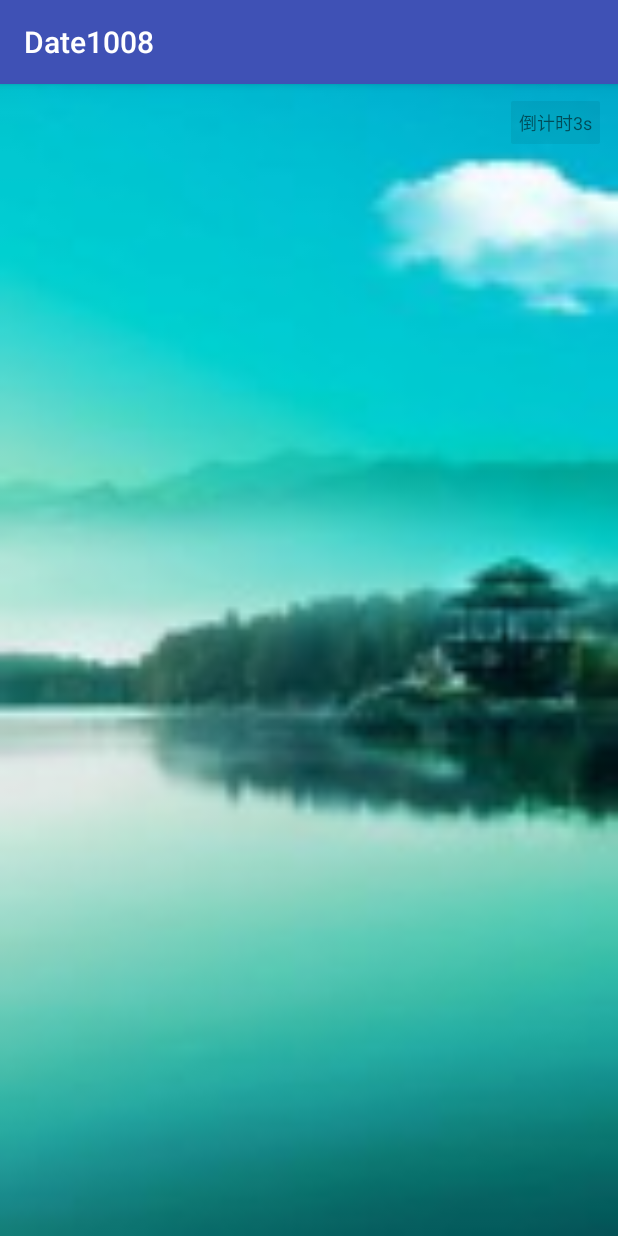
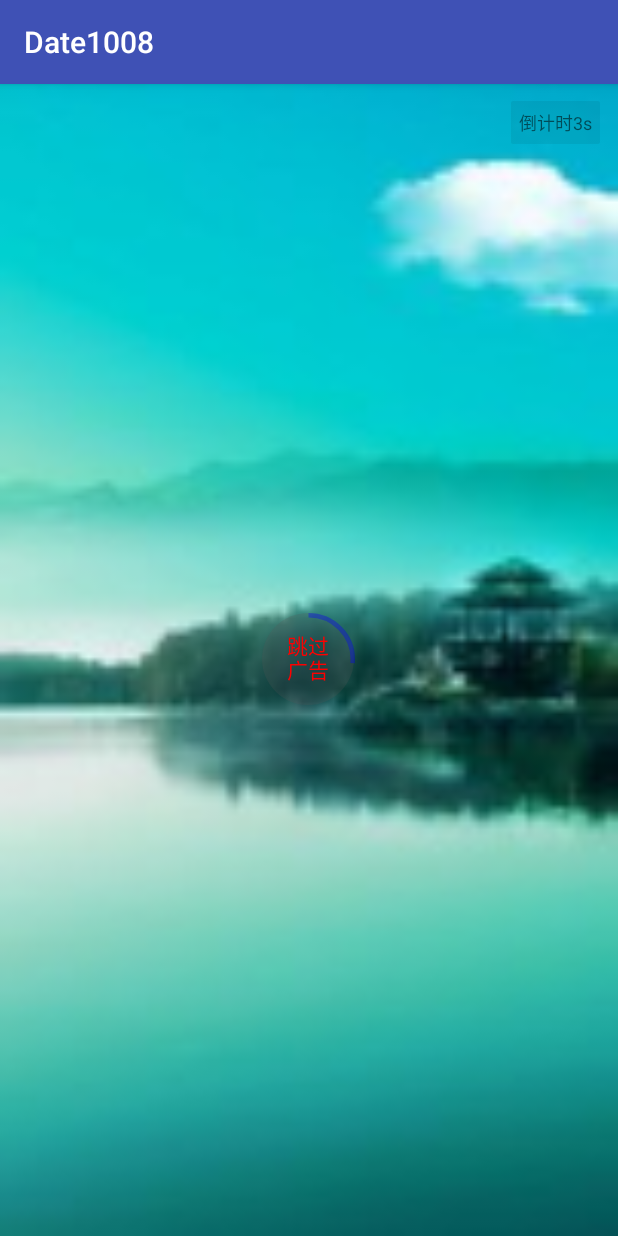
Before and after one commit to jameschen4540/Date1008, an Android app: the SplashActivity screen opened directly, with no data from a screen before it, on a phone screen of 412 x 824 dp. Run offline under Robolectric (Android 15) with nearby library versions, the phone set to English and light mode, and no system bars; 1 statement that could not run was skipped.

```diff
--- /dev/null
+++ b/app/src/main/java/com/ch/date1008/CountDownView.java
@@ -0,0 +1,198 @@
+package com.ch.date1008;
+
+import android.content.Context;
+import android.content.res.TypedArray;
+import android.graphics.Canvas;
+import android.graphics.Paint;
+import android.graphics.RectF;
+import android.os.CountDownTimer;
+import android.text.Layout;
+import android.text.StaticLayout;
+import android.text.TextPaint;
+import android.util.AttributeSet;
+import android.view.View;
+
+/**
+ * 项目名称：Date1008
+ * 类描述：
+ * 创建人：陈志平
+ * 创建时间：2016/10/13  11:35
+ */
+public class CountDownView extends View {
+
+    private static final String TAG = CountDownView.class.getSimpleName();
+    private static final int BACKGROUND_COLOR = 0x50555555;
+    private static final float BORDER_WIDTH = 15f;
+    private static final int BORDER_COLOR = 0xFF6ADBFE;
+    private static final String TEXT = "跳过广告";
+    private static final float TEXT_SIZE = 50f;
+    private static final int TEXT_COLOR = 0xFFFFFFFF;
+
+    private int backgroundColor;
+    private float borderWidth;
+    private int borderColor;
+    private String text;
+    private int textColor;
+    private float textSize;
+
+    private Paint cyclerPaint;
+    private Paint borderPaint;
+    private TextPaint textPaint;
+    private Canvas cyclerCanvas;
+    private StaticLayout staticLayout;
+    private float progress;
+    private CountDownViewListener listener;
+
+
+    public CountDownView(Context context) {
+        this(context, null);
+    }
+
+    public CountDownView(Context context, AttributeSet attrs) {
+        this(context, attrs, 0);
+    }
+
+    public CountDownView(Context context, AttributeSet attrs, int defStyleAttr) {
+        super(context, attrs, defStyleAttr);
+
+        TypedArray typedArray = context.obtainStyledAttributes(attrs, R.styleable.CountDownView);
+        backgroundColor = typedArray.getColor(R.styleable.CountDownView_background_color, BACKGROUND_COLOR);
+        borderColor = typedArray.getColor(R.styleable.CountDownView_border_color, BORDER_COLOR);
+        borderWidth = typedArray.getDimension(R.styleable.CountDownView_border_width, BORDER_WIDTH);
+        text = typedArray.getString(R.styleable.CountDownView_text);
+        textColor = typedArray.getColor(R.styleable.CountDownView_textColor, TEXT_COLOR);
+        textSize = typedArray.getDimension(R.styleable.CountDownView_textSize, TEXT_SIZE);
+        if (text == null) {
+            text = TEXT;
+        }
+
+        typedArray.recycle();
+
+        init();
+
+
+    }
+
+    private void init() {
+
+        cyclerCanvas = new Canvas();
+        cyclerPaint = new Paint();
+        cyclerPaint.setAntiAlias(true);
+        cyclerPaint.setColor(backgroundColor);
+        cyclerPaint.setStyle(Paint.Style.FILL);
+        cyclerPaint.setDither(true);
+        cyclerPaint.setAlpha(60);
+
+
+        textPaint = new TextPaint();
+        textPaint.setTextSize(textSize);
+        textPaint.setColor(textColor);
+        textPaint.setAntiAlias(true);
+        textPaint.setTextAlign(Paint.Align.CENTER);
+
+        borderPaint = new Paint();
+        borderPaint.setAntiAlias(true);
+        borderPaint.setColor(borderColor);
+        borderPaint.setStyle(Paint.Style.STROKE);
+        borderPaint.setStrokeWidth(borderWidth);
+        borderPaint.setDither(true);
+        borderPaint.setAlpha(90);
+
+        int textWidth = (int) textPaint.measureText(text, 0, (text.length() + 1) / 2);
+
+
+        staticLayout = new StaticLayout(text, textPaint, textWidth, Layout.Alignment.ALIGN_NORMAL, 1f, 0, false);
+
+
+    }
+
+    @Override
+    protected void onMeasure(int widthMeasureSpec, int heightMeasureSpec) {
+        super.onMeasure(widthMeasureSpec, heightMeasureSpec);
+
+        int widthSize = MeasureSpec.getSize(widthMeasureSpec);
+        int widthMode = MeasureSpec.getMode(widthMeasureSpec);
+        int heightSize = MeasureSpec.getSize(heightMeasureSpec);
+        int heightMode = MeasureSpec.getMode(heightMeasureSpec);
+
+//        int widthPixels = getResources().getDisplayMetrics().widthPixels;
+//        int heightPixels = getResources().getDisplayMetrics().heightPixels;
+
+
+//        if (widthMode != MeasureSpec.EXACTLY) {
+//            widthSize = staticLayout.getWidth()*2;
+//        }
+        if (widthMode == MeasureSpec.AT_MOST) {
+            widthSize = (int) ((staticLayout.getWidth()+borderWidth) * 2);
+        }
+
+//        if (heightMode != MeasureSpec.EXACTLY) {
+//            heightSize = staticLayout.getHeight()*2;
+//        }
+
+        if (heightMode == MeasureSpec.AT_MOST) {
+            heightSize = (int) ((staticLayout.getHeight()+borderWidth) * 2);
+        }
+
+        setMeasuredDimension(widthSize, heightSize);
+
+    }
+
+    @Override
+    protected void onDraw(Canvas canvas) {
+        super.onDraw(canvas);
+        int height = getMeasuredHeight();
+        int width = getMeasuredWidth();
+        int min = Math.min(width, height);
+
+        //画圆
+        canvas.drawCircle(width / 2, height / 2, min / 2, cyclerPaint);
+
+        RectF rectF;
+        if (width > height) {
+            rectF = new RectF((width - min) / 2 + borderWidth / 2, borderWidth / 2, (width + min) / 2 - borderWidth / 2, height - borderWidth / 2);
+        } else {
+            rectF = new RectF(borderWidth / 2, height / 2 - min / 2 + borderWidth / 2, width - borderWidth / 2, height / 2 + min / 2 - borderWidth / 2);
+        }
+
+        //画边缘线
+        canvas.drawArc(rectF, -90, progress, false, borderPaint);
+        // canvas.drawText("稍等片刻", width / 2, height / 2 - textPaint.descent() + textPaint.getTextSize() / 2, textPaint);
+        canvas.translate(width / 2, height / 2 - staticLayout.getHeight() / 2);
+
+        staticLayout.draw(canvas);
+
+        invalidate();
+    }
+
+    public void start(final int time) {
+
+        CountDownTimer countDownTimer = new CountDownTimer(time, 60) {
+            @Override
+            public void onTick(long millisUntilFinished) {
+                progress = ((time - millisUntilFinished) / (float) time) * 360;
+            }
+
+            @Override
+            public void onFinish() {
+                progress = 360;
+                listener.onFinshCount();
+                invalidate();
+            }
+        }.start();
+    }
+
+    public void setCountDownViewListener(CountDownViewListener listener) {
+        this.listener = listener;
+    }
+
+    interface CountDownViewListener {
+
+        void onStartCount();
+
+        void onFinshCount();
+
+
+    }
+
+}
--- a/app/src/main/java/com/ch/date1008/SplashActivity.java
+++ b/app/src/main/java/com/ch/date1008/SplashActivity.java
@@ -2,11 +2,9 @@ package com.ch.date1008;
 
 import android.content.Intent;
 import android.os.Bundle;
-import android.os.CountDownTimer;
 import android.os.Handler;
 import android.support.annotation.Nullable;
 import android.support.v7.app.AppCompatActivity;
-import android.view.View;
 import android.widget.TextView;
 
 /**
@@ -15,17 +13,21 @@ import android.widget.TextView;
  * 创建人：陈志平
  * 创建时间：2016/10/9  15:45
  */
-public class SplashActivity extends AppCompatActivity {
+public class SplashActivity extends AppCompatActivity implements CountDownView.CountDownViewListener {
 
     private TextView btn_time;
-    private Handler handler=new Handler();
+    private Handler handler = new Handler();
     private Runnable runnable;
+    private CountDownView countDownView;
 
     @Override
     protected void onCreate(@Nullable Bundle savedInstanceState) {
         super.onCreate(savedInstanceState);
         setContentView(R.layout.activity_spash);
         btn_time = ((TextView) findViewById(R.id.btn_time));
+        countDownView = ((CountDownView) findViewById(R.id.count_down_view));
+        countDownView.start(10000);
+        countDownView.setCountDownViewListener(this);
 
 
         // 判断是否是第一次开启应用
@@ -38,34 +40,34 @@ public class SplashActivity extends AppCompatActivity {
             return;
         }
 
-        final CountDownTimer downTimer = new CountDownTimer(3000, 1000) {
-            @Override
-            public void onTick(long millisUntilFinished) {
-                btn_time.setText("跳过广告");
-            }
+//        final CountDownTimer downTimer = new CountDownTimer(3000, 1000) {
+//            @Override
+//            public void onTick(long millisUntilFinished) {
+//                btn_time.setText("跳过广告");
+//            }
+//
+//            @Override
+//            public void onFinish() {
+//               // btn_time.setText("倒计时"+0+"s");
+//                Intent i=new Intent(SplashActivity.this,MainActivity.class);
+//                startActivity(i);
+//                finish();
+//            }
+//        };
+//        downTimer.start();
 
-            @Override
-            public void onFinish() {
-               // btn_time.setText("倒计时"+0+"s");
-                Intent i=new Intent(SplashActivity.this,MainActivity.class);
-                startActivity(i);
-                finish();
-            }
-        };
-        downTimer.start();
-
-        btn_time.setOnClickListener(new View.OnClickListener() {
-            @Override
-            public void onClick(View v) {
-                Intent i=new Intent(SplashActivity.this,MainActivity.class);
-                startActivity(i);
-                finish();
-                downTimer.cancel();
-//                if (runnable != null) {
-//                    handler.removeCallbacks(runnable);
-//                }
-            }
-        });
+//        btn_time.setOnClickListener(new View.OnClickListener() {
+//            @Override
+//            public void onClick(View v) {
+//                Intent i=new Intent(SplashActivity.this,MainActivity.class);
+//                startActivity(i);
+//                finish();
+//                downTimer.cancel();
+////                if (runnable != null) {
+////                    handler.removeCallbacks(runnable);
+////                }
+//            }
+//        });
 
 //
 //        handler.postDelayed(runnable=new Runnable() {
@@ -78,4 +80,17 @@ public class SplashActivity extends AppCompatActivity {
 //        },3000);
 
     }
+
+    @Override
+    public void onStartCount() {
+
+    }
+
+    @Override
+    public void onFinshCount() {
+        Intent i = new Intent(SplashActivity.this, MainActivity.class);
+        startActivity(i);
+        finish();
+
+    }
 }
--- a/app/src/main/res/layout/activity_spash.xml
+++ b/app/src/main/res/layout/activity_spash.xml
@@ -1,5 +1,6 @@
 <?xml version="1.0" encoding="utf-8"?>
 <RelativeLayout xmlns:android="http://schemas.android.com/apk/res/android"
+    xmlns:app="http://schemas.android.com/apk/res-auto"
     android:layout_width="match_parent"
     android:layout_height="match_parent"
     android:background="@mipmap/bg_1">
@@ -20,5 +21,14 @@
         android:text="倒计时3s"
         android:textSize="12sp" />
 
-
+    <com.ch.date1008.CountDownView
+        android:id="@+id/count_down_view"
+        android:layout_width="wrap_content"
+        android:layout_height="wrap_content"
+        android:layout_centerInParent="true"
+        app:border_color="#0000ff"
+        app:border_width="3dp"
+        app:text="跳过广告"
+        app:textColor="#ff0000"
+        app:textSize="14sp" />
 </RelativeLayout>
--- a/app/src/main/res/values/strings.xml
+++ b/app/src/main/res/values/strings.xml
@@ -4,4 +4,6 @@
     <string name="title_activity_fullscreen">FullscreenActivity</string>
     <string name="dummy_button">Dummy Button</string>
     <string name="dummy_content">DUMMY\nCONTENT</string>
+
+
 </resources>
--- a/app/src/main/res/values/styles.xml
+++ b/app/src/main/res/values/styles.xml
@@ -20,4 +20,6 @@
         <item name="android:background">@color/black_overlay</item>
     </style>
 
+
+
 </resources>
```
Also changed, not shown: app/src/main/res/values/attrs.xml (+8 -5 lines).
